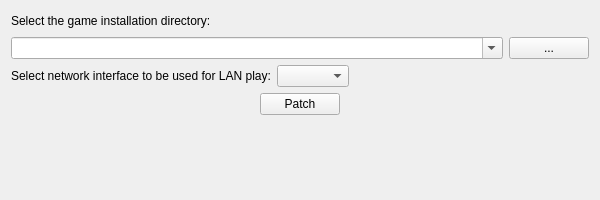
Before: the Qt Designer form src/app/widget.ui in halvors/FC2MPPatcher, drawn with Qt 5.
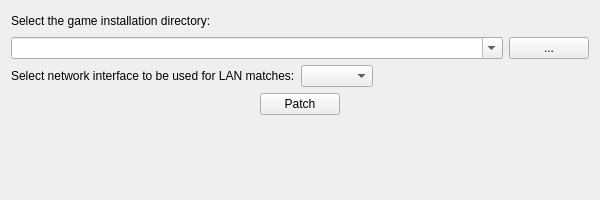
After: the same form once the commit is applied.

Diff of the .ui file:
```diff
--- a/src/app/widget.ui
+++ b/src/app/widget.ui
@@ -79,7 +79,7 @@
      <item>
       <widget class="QLabel" name="label_network_interface">
        <property name="text">
-        <string>Select network interface to be used for LAN play:</string>
+        <string>Select network interface to be used for LAN matches:</string>
        </property>
       </widget>
      </item>
```
